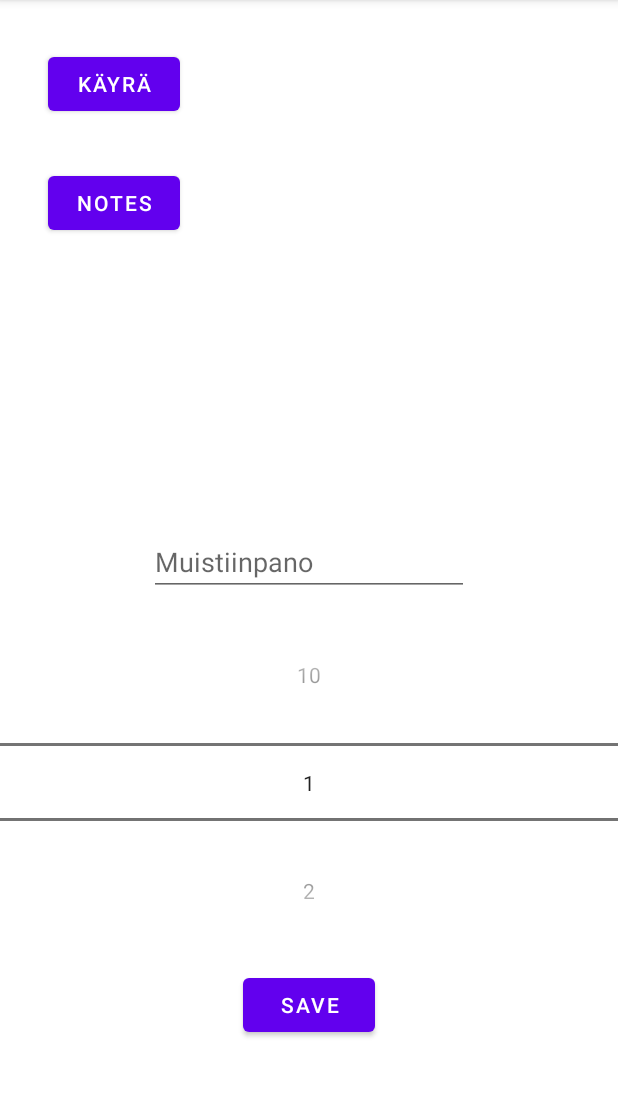
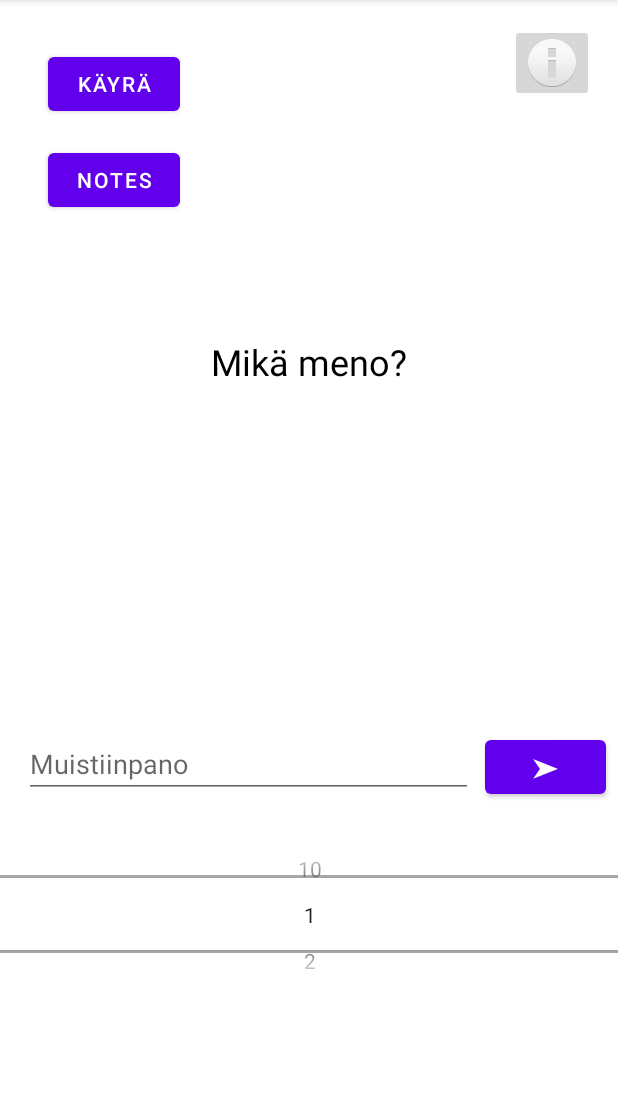
Before and after one commit to Sampob/Vitutus_kayra, an Android app: the screen it shows after launch (MainActivity), on a phone screen of 412 x 824 dp, the part 84-1181 px from its top. Run offline under Robolectric (Android 15) with nearby library versions, the phone set to English and light mode, and no system bars.

```diff
--- a/app/src/main/AndroidManifest.xml
+++ b/app/src/main/AndroidManifest.xml
@@ -6,7 +6,7 @@
         android:allowBackup="true"
         android:icon="@mipmap/ic_launcher"
         android:label="@string/app_name"
-        android:roundIcon="@mipmap/ic_launcher_round"
+        android:roundIcon="@mipmap/fiiliskayra_round_icon"
         android:supportsRtl="true"
         android:theme="@style/Theme.VitutusKäyrä">
         <activity android:name=".Notedetails"></activity>
--- a/app/src/main/java/com/example/vitutuskyr/MainActivity.java
+++ b/app/src/main/java/com/example/vitutuskyr/MainActivity.java
@@ -5,9 +5,11 @@ import androidx.appcompat.app.AppCompatActivity;
 import android.content.Intent;
 import android.content.SharedPreferences;
 import android.os.Bundle;
+import android.view.Gravity;
 import android.view.View;
 import android.widget.EditText;
 import android.widget.NumberPicker;
+import android.widget.TextView;
 import android.widget.Toast;
 
 import com.google.gson.Gson;
@@ -15,6 +17,7 @@ import com.google.gson.reflect.TypeToken;
 
 import java.lang.reflect.Type;
 import java.util.ArrayList;
+import java.util.Random;
 
 public class MainActivity extends AppCompatActivity {
 
@@ -22,6 +25,9 @@ public class MainActivity extends AppCompatActivity {
     public static final String EXTRA = "com.example.firstapp.test";
 
     private ArrayList<Merkinta> lista;
+
+    private TextView menoText;
+    private ArrayList<String> menoLista = new ArrayList<String>();
 
     @Override
     protected void onCreate(Bundle savedInstanceState) {
@@ -37,6 +43,10 @@ public class MainActivity extends AppCompatActivity {
         picker.setMaxValue(pickerNums.length);
         picker.setWrapSelectorWheel(true);
         picker.setDisplayedValues(pickerNums);
+
+        menoLista.add("Miten menee?"); menoLista.add("Mikä meno?"); menoLista.add("Kuis kulkee?");
+        menoText = findViewById(R.id.menoText);
+        menoText.setText(menoLista.get(new Random().nextInt(menoLista.size())));
 
     }
 
@@ -87,4 +97,11 @@ public class MainActivity extends AppCompatActivity {
         Intent intent = new Intent(this, Muistiinpanot.class);
         startActivity(intent);
     }
+
+    public void infoButton(View v){
+        Toast toast = Toast.makeText(MainActivity.this, "Tallenna fiiliksesi asteikolla 1-10 ja lisää muistiinpanoon mikä fiilis.", Toast.LENGTH_LONG);
+        toast.setGravity(Gravity.TOP,0,0);
+        toast.show();
+    }
+
 }
--- a/app/src/main/res/drawable/gradient_drawable.xml
+++ b/app/src/main/res/drawable/kayra_gradient_drawable.xml
@@ -4,6 +4,7 @@
         android:type="linear"
         android:angle="90"
         android:startColor="#b3cde0"
+        android:centerColor="#eeeeee"
         android:endColor="#eeeeee"
         />
 </shape>
--- a/app/src/main/res/layout/activity_kayra.xml
+++ b/app/src/main/res/layout/activity_kayra.xml
@@ -4,7 +4,7 @@
     xmlns:tools="http://schemas.android.com/tools"
     android:layout_width="match_parent"
     android:layout_height="match_parent"
-    android:background="@drawable/gradient_drawable"
+    android:background="@drawable/kayra_gradient_drawable"
     tools:context=".Kayra">
 
     <com.github.mikephil.charting.charts.LineChart
--- a/app/src/main/res/layout/activity_main.xml
+++ b/app/src/main/res/layout/activity_main.xml
@@ -8,38 +8,42 @@
 
     <NumberPicker
         android:id="@+id/numberPicker"
-        android:layout_width="0dp"
-        android:layout_height="0dp"
-        android:layout_marginBottom="138dp"
-        android:scrollbarSize="40dp"
+        android:layout_width="431dp"
+        android:layout_height="91dp"
+        android:layout_marginTop="16dp"
+        android:layout_marginBottom="100dp"
+        android:scrollbarSize="120dp"
         app:layout_constraintBottom_toBottomOf="parent"
         app:layout_constraintEnd_toEndOf="parent"
         app:layout_constraintStart_toStartOf="parent"
-        app:layout_constraintTop_toBottomOf="@+id/noteB"
-        app:layout_constraintVertical_bias="0.75" />
+        app:layout_constraintTop_toBottomOf="@+id/button" />
 
     <Button
         android:id="@+id/button"
-        android:layout_width="wrap_content"
-        android:layout_height="wrap_content"
-        android:layout_marginTop="16dp"
+        android:layout_width="0dp"
+        android:layout_height="48dp"
+        android:layout_marginStart="8dp"
+        android:layout_marginEnd="8dp"
         android:onClick="saveThings"
-        android:text="@string/saveB"
+        android:text="➤"
+        android:textSize="18sp"
+        app:layout_constraintBaseline_toBaselineOf="@+id/noteBox"
         app:layout_constraintEnd_toEndOf="parent"
-        app:layout_constraintStart_toStartOf="parent"
-        app:layout_constraintTop_toBottomOf="@+id/numberPicker" />
+        app:layout_constraintStart_toEndOf="@+id/noteBox" />
 
     <EditText
         android:id="@+id/noteBox"
-        android:layout_width="wrap_content"
-        android:layout_height="wrap_content"
-        android:layout_marginBottom="16dp"
+        android:layout_width="299dp"
+        android:layout_height="43dp"
+        android:layout_marginStart="16dp"
+        android:layout_marginBottom="32dp"
         android:autofillHints=""
         android:ems="10"
         android:hint="@string/muistiinpanoEditText"
         android:inputType="textPersonName"
         app:layout_constraintBottom_toTopOf="@+id/numberPicker"
         app:layout_constraintEnd_toEndOf="parent"
+        app:layout_constraintHorizontal_bias="0.0"
         app:layout_constraintStart_toStartOf="parent" />
 
     <Button
@@ -53,18 +57,42 @@
         android:text="@string/menuB"
         app:layout_constraintBottom_toTopOf="@+id/noteB"
         app:layout_constraintStart_toStartOf="parent"
-        app:layout_constraintTop_toTopOf="parent" />
+        app:layout_constraintTop_toTopOf="parent"
+        app:layout_constraintVertical_chainStyle="packed" />
 
     <Button
         android:id="@+id/noteB"
         android:layout_width="wrap_content"
         android:layout_height="wrap_content"
         android:layout_marginStart="32dp"
-        android:layout_marginBottom="254dp"
+        android:layout_marginTop="16dp"
         android:onClick="noteView"
         android:text="@string/noteB"
-        app:layout_constraintBottom_toTopOf="@+id/numberPicker"
         app:layout_constraintStart_toStartOf="parent"
         app:layout_constraintTop_toBottomOf="@+id/button2" />
 
+    <TextView
+        android:id="@+id/menoText"
+        android:layout_width="220dp"
+        android:layout_height="39dp"
+        android:text="@string/defaultText"
+        android:textAlignment="center"
+        android:textColor="#000000"
+        android:textSize="24sp"
+        app:layout_constraintBottom_toTopOf="@+id/noteBox"
+        app:layout_constraintEnd_toEndOf="parent"
+        app:layout_constraintStart_toStartOf="parent"
+        app:layout_constraintTop_toTopOf="parent" />
+
+    <ImageButton
+        android:id="@+id/infoButton"
+        android:layout_width="wrap_content"
+        android:layout_height="wrap_content"
+        android:layout_marginTop="16dp"
+        android:layout_marginEnd="16dp"
+        android:onClick="infoButton"
+        app:layout_constraintEnd_toEndOf="parent"
+        app:layout_constraintTop_toTopOf="parent"
+        app:srcCompat="@android:drawable/ic_dialog_info" />
+
 </androidx.constraintlayout.widget.ConstraintLayout>
--- a/app/src/main/res/values/strings.xml
+++ b/app/src/main/res/values/strings.xml
@@ -2,9 +2,10 @@
     <string name="app_name">Fiiliskäyrä</string>
     <string name="menuB">Käyrä</string>
     <string name="muistiinpanoEditText">Muistiinpano</string>
-    <string name="saveB">SAVE</string>
+    <string name="saveB">➤</string>
     <string name="noteB">Notes</string>
     <string name="maaraText">Määrä</string>
     <string name="tenText">Viimeisen 10 ka.</string>
     <string name="defaultText">default</string>
+    <string name="poistaKayra">Poista</string>
 </resources>
```
Also changed, not shown: app/src/main/res/mipmap-xxhdpi/fiiliskayra_icon.png (added), app/src/main/res/mipmap-xxhdpi/fiiliskayra_round_icon.png (added).
